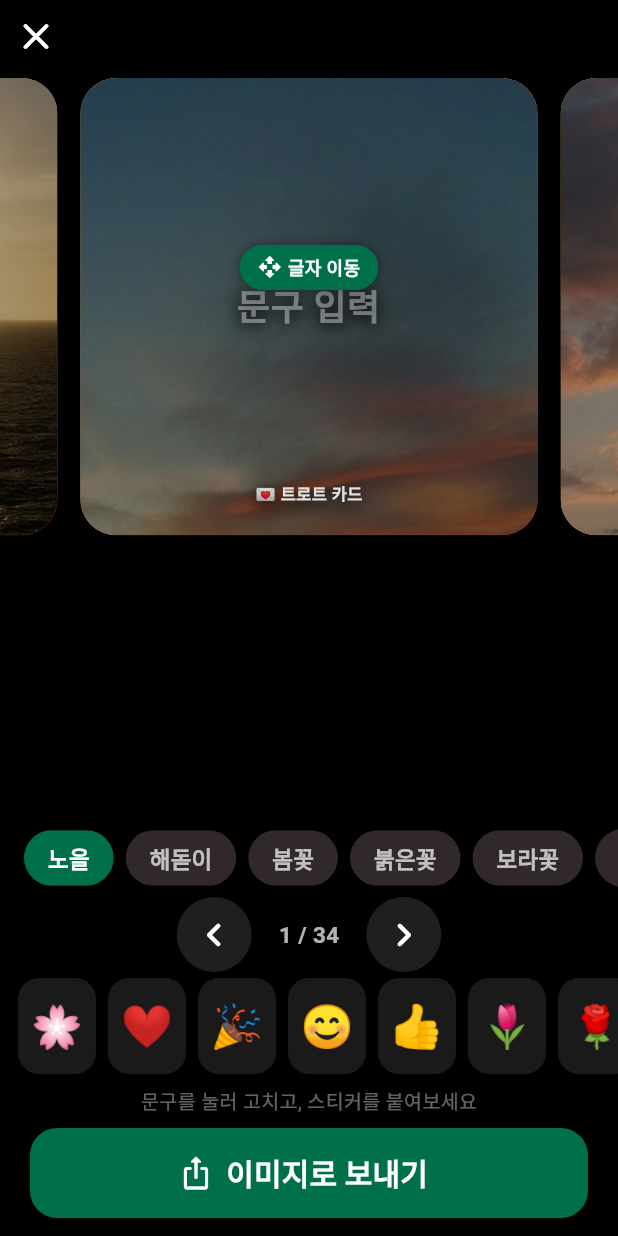
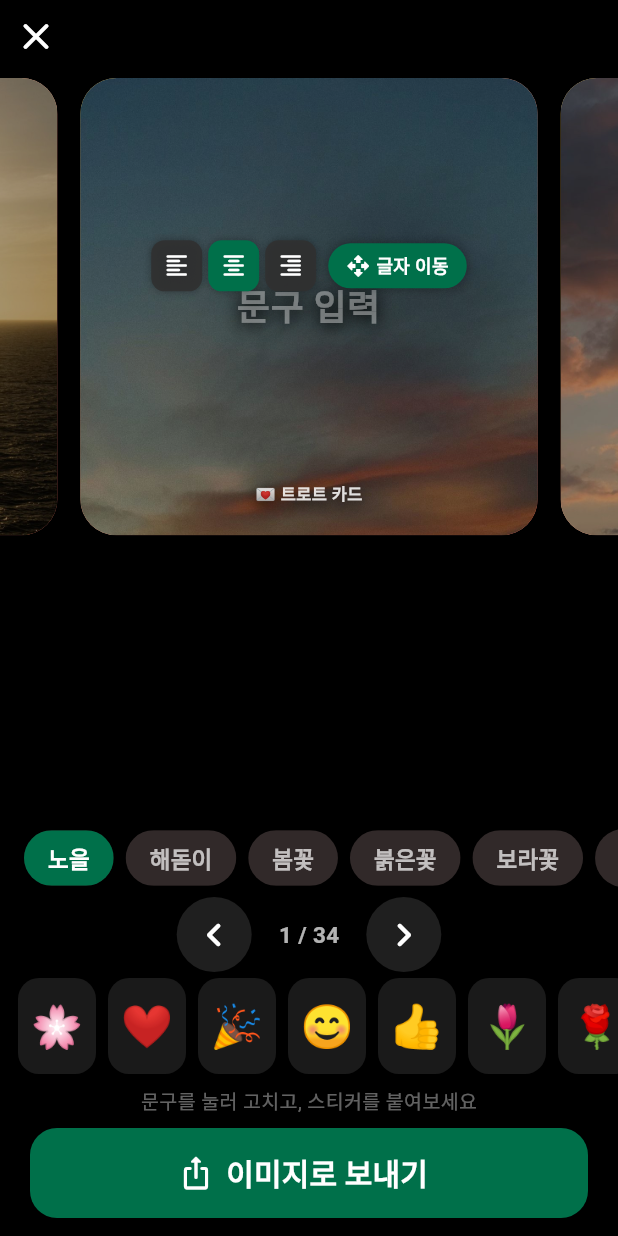
Before and after one commit to leentj-dev/trotcard, a Flutter app: the EditShareScreen screen opened directly with empty values, on a phone screen of 412 x 824 dp. Run offline on Flutter 3.47's test engine with Material 3 defaults, Android fonts, the phone set to English and light mode, and no system bars; our stand-ins replace cached_network_image, cloud_firestore, firebase_core, firebase_remote_config, google_mobile_ads, package_info_plus and 3 more; accounts and stored records are empty; network calls fail.

Commit message:
feat: 글자 정렬(왼쪽·가운데·오른쪽) 버튼 — 이동 손잡이 옆
- _textAlign 상태 + 정렬 버튼 3개(손잡이 옆), TextField textAlign 적용
- version 1.0.0+15

Co-Authored-By: Claude Opus 4.8 (1M context) <noreply@anthropic.com>

```diff
--- a/app/lib/widgets/greeting_card.dart
+++ b/app/lib/widgets/greeting_card.dart
@@ -354,6 +354,8 @@ class _EditShareScreenState extends State<EditShareScreen>
 
   // 문구 위치(정규화 0~1, 카드 기준). 손잡이로 옮긴다. 기본 가운데.
   Offset _textPos = const Offset(0.5, 0.5);
+  // 문구 정렬(왼쪽/가운데/오른쪽).
+  TextAlign _textAlign = TextAlign.center;
 
   static const _palette = [
     '🌸','❤️','🎉','😊','👍','🌷','🌹','✨','🥰','💐',
@@ -735,7 +737,7 @@ class _EditShareScreenState extends State<EditShareScreen>
           child: TextField(
             controller: _controller,
             maxLines: null,
-            textAlign: TextAlign.center,
+            textAlign: _textAlign,
             cursorColor: Colors.white,
             onTap: () => setState(() => _selected = null),
             style: TextStyle(
@@ -755,15 +757,26 @@ class _EditShareScreenState extends State<EditShareScreen>
           ),
         ),
       ),
-      // 글자 이동 손잡이 — 카드 본체 레이어(터치가 잡히도록). 캡처엔 미표시.
+      // 글자 정렬 버튼 + 이동 손잡이 — 카드 본체 레이어(터치가 잡히도록). 캡처엔 미표시.
       if (!capture)
         Positioned(
           left: 0,
           right: 0,
-          top: (_textPos.dy * side - side * 0.135).clamp(0.0, side * 0.9),
+          top: (_textPos.dy * side - side * 0.145).clamp(0.0, side * 0.88),
           child: Align(
             alignment: Alignment(_textPos.dx * 2 - 1, 0),
-            child: _textMoveHandle(side),
+            child: Row(
+              mainAxisSize: MainAxisSize.min,
+              children: [
+                _alignBtn(TextAlign.left, Icons.format_align_left_rounded),
+                const SizedBox(width: 4),
+                _alignBtn(TextAlign.center, Icons.format_align_center_rounded),
+                const SizedBox(width: 4),
+                _alignBtn(TextAlign.right, Icons.format_align_right_rounded),
+                const SizedBox(width: 8),
+                _textMoveHandle(side),
+              ],
+            ),
           ),
         ),
       // 브랜드 — 카드 맨 하단
@@ -788,6 +801,26 @@ class _EditShareScreenState extends State<EditShareScreen>
       child: capture
           ? RepaintBoundary(key: _boundaryKey, child: stack)
           : stack,
+    );
+  }
+
+  /// 글자 정렬 버튼(왼쪽/가운데/오른쪽). 현재 정렬이면 초록 강조.
+  Widget _alignBtn(TextAlign a, IconData icon) {
+    final on = _textAlign == a;
+    return GestureDetector(
+      behavior: HitTestBehavior.opaque,
+      onTap: () => setState(() => _textAlign = a),
+      child: Container(
+        width: 34,
+        height: 34,
+        alignment: Alignment.center,
+        decoration: BoxDecoration(
+          color: on ? const Color(0xFF00704A) : const Color(0xE6303030),
+          borderRadius: BorderRadius.circular(9),
+          boxShadow: const [BoxShadow(color: Color(0x55000000), blurRadius: 4)],
+        ),
+        child: Icon(icon, color: Colors.white, size: 18),
+      ),
     );
   }
 
--- a/app/pubspec.yaml
+++ b/app/pubspec.yaml
@@ -2,7 +2,7 @@ name: trotcard
 description: "트로트 카드 — 트롯을 들으며 마음 카드를 나누는 시니어용 앱."
 publish_to: 'none'
 
-version: 1.0.0+14
+version: 1.0.0+15
 
 environment:
   sdk: ^3.11.1
```
